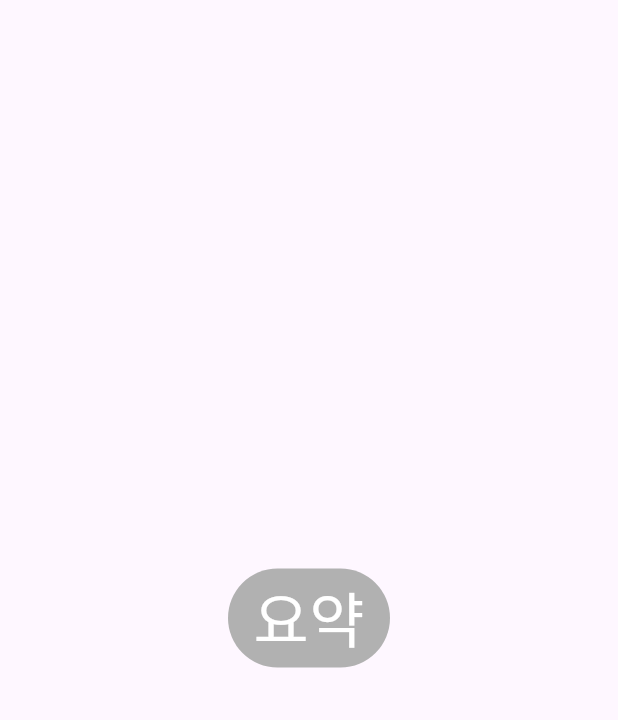
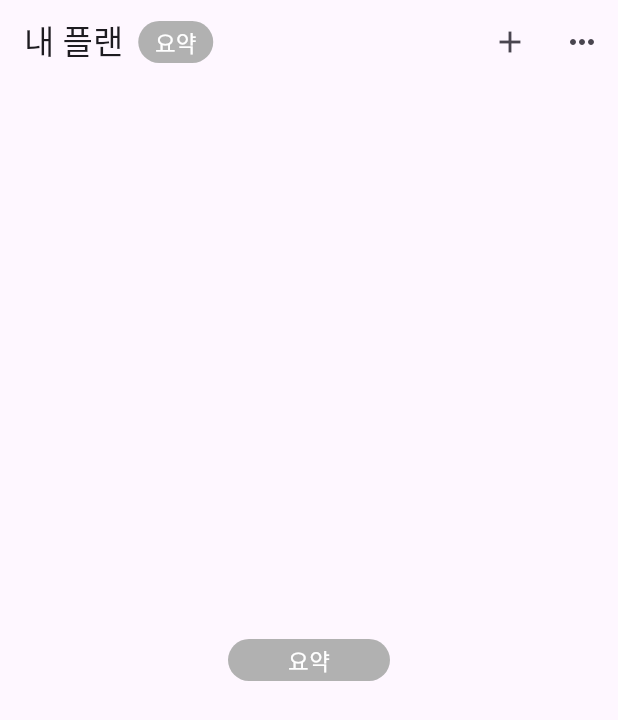
Before and after one commit to flutter-fantastic-crew/nangkong, a Flutter app: the screen it shows after launch, on a phone screen of 412 x 824 dp. Shown: the top 720 px of the screen. Run offline on Flutter 3.47's test engine with Material 3 defaults, Android fonts, the phone set to English and light mode, and no system bars.

Commit message:
APP Bar 추가~!

```diff
--- a/lib/home_page.dart
+++ b/lib/home_page.dart
@@ -6,6 +6,34 @@ class HomePage extends StatelessWidget {
   @override
   Widget build(BuildContext context) {
     return Scaffold(
+      appBar: AppBar(
+        title: Row(
+          children: [
+            Text('내 플랜'),
+            Padding(
+              padding: const EdgeInsets.all(10.0),
+              child: SizedBox(
+                width: 50,
+                child: BadgeWidget2(badgeText: "요약"),
+              ),
+            ),
+          ],
+        ),
+        actions: <Widget>[
+          IconButton(
+            icon: Icon(Icons.add),
+            onPressed: () {
+              // 더보기 버튼이 눌렸을 때 수행할 동작 추가
+            },
+          ),
+          IconButton(
+            icon: Icon(Icons.more_horiz),
+            onPressed: () {
+              // 더보기 버튼이 눌렸을 때 수행할 동작 추가
+            },
+          ),
+        ],
+      ),
       body: Center(
         child: SizedBox(
           width: 108,
--- a/lib/widget/badge2_widget.dart
+++ b/lib/widget/badge2_widget.dart
@@ -3,7 +3,7 @@ import 'package:flutter/material.dart';
 class BadgeWidget2 extends Container {
   BadgeWidget2({required this.badgeText})
       : super(
-    height: 66,
+    height: 28,
     width: double.infinity,
     decoration: BoxDecoration(
       borderRadius: BorderRadius.circular(50),
@@ -12,7 +12,7 @@ class BadgeWidget2 extends Container {
     alignment: Alignment.center,
     child: Text(
       badgeText,
-      style: TextStyle(fontSize: 40, color: Color(0xffffffff)),
+      style: TextStyle(fontSize: 15, color: Color(0xffffffff)),
     ),
   );
 
```
